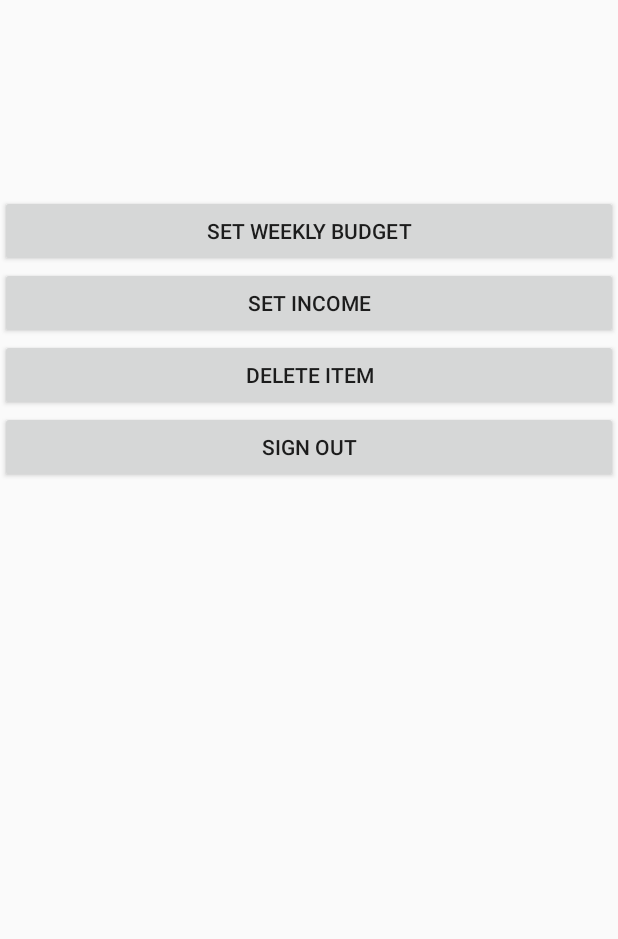
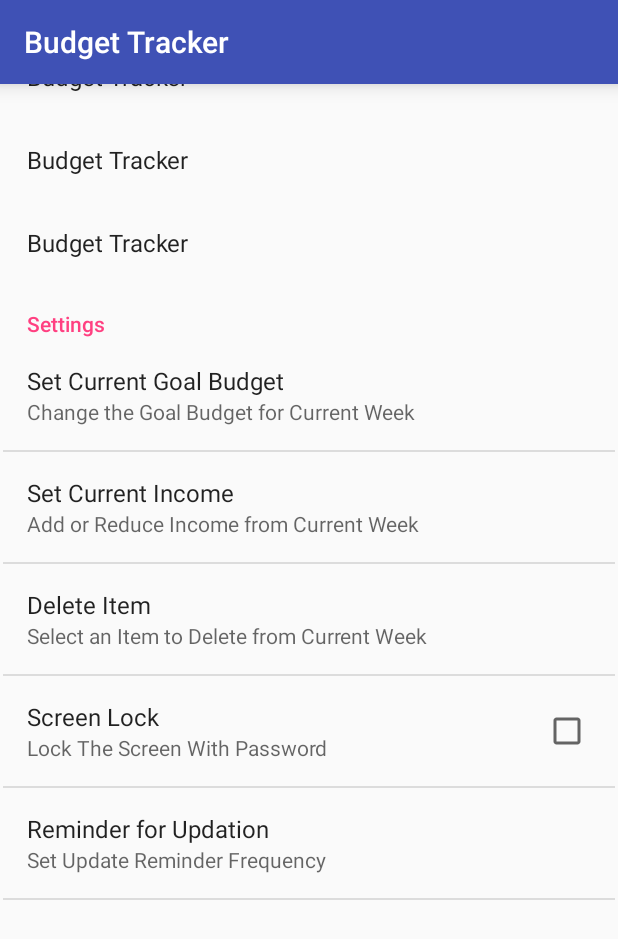
Before and after one commit to chshsmit/Budget-Tracker, an Android app: the SettingsActivity screen opened directly, with no data from a screen before it, on a phone screen of 412 x 824 dp. Shown: the top 939 px of the screen. Run offline under Robolectric (Android 15) with nearby library versions, the phone set to English and light mode, and no system bars; our stand-ins replace Firebase (no records; nobody signed in at launch, a user with empty details on screens opened directly); libraries missing offline, so code that uses them is left out: com.github.mikephil.charting; 3 statements that could not run were skipped.

Commit message:
Settings Updated

```diff
--- a/app/src/main/java/christophershae/budgettracker/SettingsActivity.java
+++ b/app/src/main/java/christophershae/budgettracker/SettingsActivity.java
@@ -12,9 +12,13 @@ import android.preference.PreferenceFragment;
 import android.preference.PreferenceManager;
 import android.preference.RingtonePreference;
 import android.support.v7.app.AppCompatActivity;
+import android.support.v7.widget.Toolbar;
 import android.text.TextUtils;
+import android.util.TypedValue;
 import android.view.MenuItem;
 import android.view.View;
+import android.view.ViewGroup;
+import android.widget.ArrayAdapter;
 import android.widget.Button;
 
 import static christophershae.budgettracker.R.id.signout;
@@ -28,6 +32,7 @@ import android.view.LayoutInflater;
 import android.view.View;
 import android.widget.Button;
 import android.widget.EditText;
+import android.widget.ListView;
 import android.widget.TextView;
 import android.widget.Toast;
 
@@ -56,43 +61,72 @@ import java.util.Map;
 
 //import static christophershae.budgettracker.R.id.signout;
 
-public class SettingsActivity extends AppCompatActivity{
+public class SettingsActivity extends AppCompatPreferenceActivity {
 
     private DatabaseReference mFireBaseDatabase;
     private FirebaseDatabase mFirebaseInstance;
     private String userId;
     private String currentDate;
 
-    private WeekLongBudget currentWeeksBudget;
+    public WeekLongBudget currentWeeksBudget;
     Map<String, WeekLongBudget> usersBudgets = new HashMap<>();
 
 
     private Button buttonSignOut;
     private FirebaseAuth firebaseAuth;
 
+    @Override
+    public void onCreate(Bundle savedInstanceState)
+    {
+        super.onCreate(savedInstanceState);
+        addPreferencesFromResource(R.xml.preferences);
 
+        //app bar stuff
+        getLayoutInflater().inflate(R.layout.toolbar, (ViewGroup)findViewById(android.R.id.content));
+        Toolbar toolbar = (Toolbar)findViewById(R.id.toolbar);
+        setSupportActionBar(toolbar);
+        int horizontalMargin = (int) TypedValue.applyDimension(TypedValue.COMPLEX_UNIT_DIP, 2, getResources().getDisplayMetrics());
+        int verticalMargin = (int) TypedValue.applyDimension(TypedValue.COMPLEX_UNIT_DIP, 2, getResources().getDisplayMetrics());
+        int topMargin = (int) TypedValue.applyDimension(TypedValue.COMPLEX_UNIT_DIP, (int) getResources().getDimension(R.dimen.activity_vertical_margin) , getResources().getDisplayMetrics());
+        getListView().setPadding(horizontalMargin, topMargin, horizontalMargin, verticalMargin);
 
-    @Override
+        firebaseAuth = FirebaseAuth.getInstance();
+        mFirebaseInstance = Utils.getDatabase();
+        mFireBaseDatabase = mFirebaseInstance.getReference("users");
+        currentDate = Utils.decrementDate(new Date());
+        FirebaseUser currentUser = firebaseAuth.getCurrentUser();
+        userId = currentUser.getUid();
+
+        mFireBaseDatabase.addValueEventListener(new ValueEventListener() {
+            @Override
+            public void onDataChange(DataSnapshot dataSnapshot) {
+                currentWeeksBudget = dataSnapshot.child(userId).child(currentDate).getValue(WeekLongBudget.class);
+                findPreference("totalSpent").setTitle("Current Week Total Spent:" +Utils.getStringToTwoDecimalPlaces(currentWeeksBudget.getTotalAmountSpent()));
+                findPreference("goalBudget").setTitle("Current Week Goal Budget: "+Utils.getStringToTwoDecimalPlaces(currentWeeksBudget.getGoalTotal()));
+                findPreference("income").setTitle("Current Week Income: " +Utils.getStringToTwoDecimalPlaces(currentWeeksBudget.getTotalIncomeAccumulated()));
+            }
+
+            @Override
+            public void onCancelled(DatabaseError databaseError) {
+            }
+        });
+    }
+
+    /*@Override
     protected void onCreate(Bundle savedInstanceState)
     {
         super.onCreate(savedInstanceState);
         setContentView(R.layout.settings);
+        final TextView currentspent = (TextView) findViewById(R.id.weekbudget);
+        final TextView currentgoal = (TextView) findViewById(R.id.weekGoal);
+        final TextView currentincome = (TextView) findViewById(R.id.weekIncome);
+        buttonSignOut = (Button) findViewById(R.id.signout);
 
 
         firebaseAuth = FirebaseAuth.getInstance();
-
-        final TextView currentspent = (TextView) findViewById(R.id.weekbudget);
-        final TextView currentgoal = (TextView) findViewById(R.id.weekGoal);
-        final TextView currentincome = (TextView) findViewById(R.id.weekIncome);
-
-
-
         mFirebaseInstance = Utils.getDatabase();
         mFireBaseDatabase = mFirebaseInstance.getReference("users");
-        buttonSignOut = (Button) findViewById(R.id.signout);
-
         currentDate = Utils.decrementDate(new Date());
-
         FirebaseUser currentUser = firebaseAuth.getCurrentUser();
         userId = currentUser.getUid();
 
@@ -254,7 +288,7 @@ public class SettingsActivity extends AppCompatActivity{
 
         AlertDialog alertDialog = alertDialogBuilder.create();
         alertDialog.show();
-    }
+    }*/
 
 
 }
--- a/app/src/main/res/layout/settings.xml
+++ b/app/src/main/res/layout/settings.xml
@@ -24,6 +24,12 @@
         android:layout_height="43dp"
         android:textSize="20sp"
         />
+
+    <ListView
+        android:id="@+id/list"
+        android:layout_height="wrap_content"
+        android:layout_width="match_parent">
+    </ListView>
 
     <Button
         android:id="@+id/changeWeeklyGoalBut"
--- /dev/null
+++ b/app/src/main/res/layout/toolbar.xml
@@ -0,0 +1,12 @@
+<?xml version="1.0" encoding="utf-8"?>
+<android.support.v7.widget.Toolbar xmlns:android="http://schemas.android.com/apk/res/android"
+    xmlns:local="http://schemas.android.com/apk/res-auto"
+    xmlns:tools="http://schemas.android.com/tools"
+    android:id="@+id/toolbar"
+    android:layout_width="match_parent"
+    android:layout_height="wrap_content"
+    android:minHeight="?attr/actionBarSize"
+    android:background="?attr/colorPrimary"
+    android:elevation="8dp"
+    android:theme="@style/ThemeOverlay.AppCompat.Dark.ActionBar"
+    android:popupTheme="@style/ThemeOverlay.AppCompat.Light" />
--- /dev/null
+++ b/app/src/main/res/values/array.xml
@@ -0,0 +1,16 @@
+<?xml version="1.0" encoding="utf-8"?>
+<resources>
+    <string-array name="updateFrequency">
+        <item name="1">Daily</item>
+        <item name="7">Weekly</item>
+        <item name="3">Yearly</item>
+        <item name="0">Never(I will Myself) </item>
+    </string-array>
+    <string-array name="updateFrequencyValues">
+        <item name="1">1</item>
+        <item name="7">7</item>
+        <item name="30">30</item>
+        <item name="0">0</item>
+    </string-array>
+
+</resources>
--- /dev/null
+++ b/app/src/main/res/xml/preferences.xml
@@ -0,0 +1,54 @@
+<?xml version="1.0" encoding="utf-8"?>
+<PreferenceScreen xmlns:android="http://schemas.android.com/apk/res/android" >
+
+    <Preference
+        android:key="totalSpent"
+        android:persistent="false"
+        android:selectable="false"
+        android:title="@string/app_name" />
+
+    <Preference
+        android:key="goalBudget"
+        android:persistent="false"
+        android:selectable="false"
+        android:title="@string/app_name" />
+
+    <Preference
+        android:key="income"
+        android:persistent="false"
+        android:selectable="false"
+        android:title="@string/app_name" />
+
+    <PreferenceCategory android:title="Settings" >
+        <EditTextPreference
+            android:title="Set Current Goal Budget"
+            android:summary="Change the Goal Budget for Current Week"
+            android:key="changeGoal"/>
+
+        <EditTextPreference
+            android:title="Set Current Income"
+            android:summary="Add or Reduce Income from Current Week"
+            android:key="changeIncome"/>
+
+        <EditTextPreference
+            android:title="Delete Item"
+            android:summary="Select an Item to Delete from Current Week"
+            android:key="deleteItem"/>
+
+
+        <CheckBoxPreference
+            android:defaultValue="false"
+            android:key="prefLockScreen"
+            android:summary="Lock The Screen With Password"
+            android:title="Screen Lock" >
+        </CheckBoxPreference>
+
+        <ListPreference
+            android:key="prefUpdateFrequency"
+            android:title="Reminder for Updation"
+            android:summary="Set Update Reminder Frequency"
+            android:entries="@array/updateFrequency"
+            android:entryValues="@array/updateFrequencyValues"
+            />
+    </PreferenceCategory>
+</PreferenceScreen>
```
